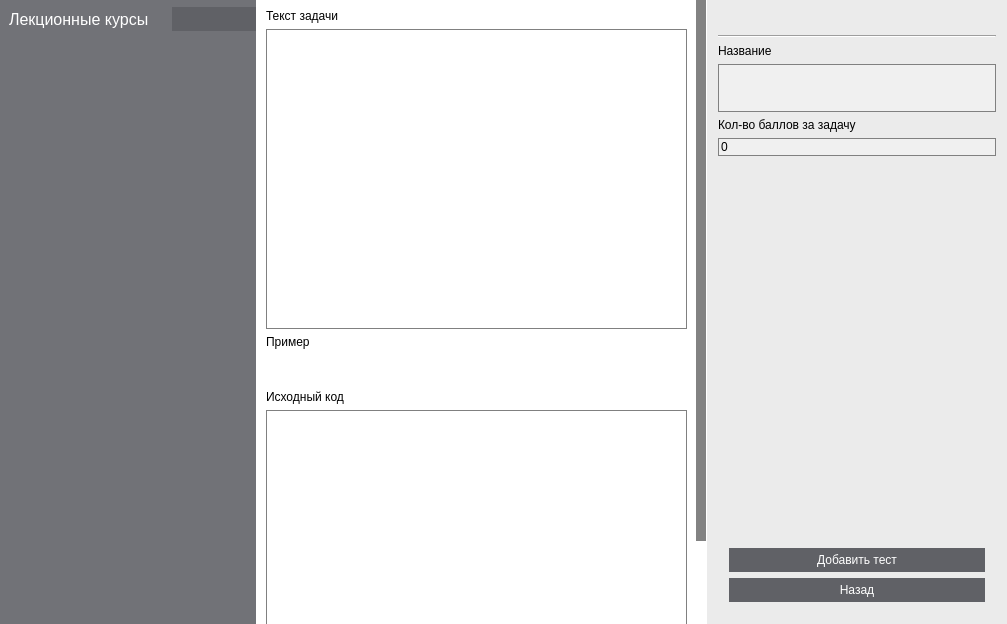
First picture: the form in app/windows/MainWindow.ui, repository Rexagon/methodist, before the edit.
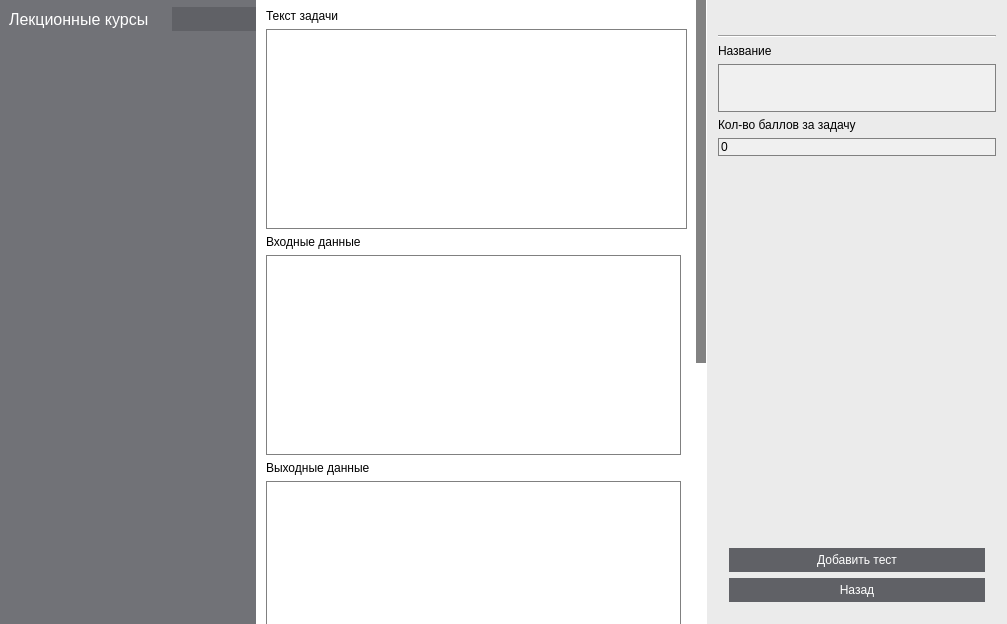
Second picture: the form after the edit. Icons and pictures are not drawn.

Commit message: Separated task text field to 'text','input data' and 'output data'

What changed in the file:
```diff
--- a/app/windows/MainWindow.ui
+++ b/app/windows/MainWindow.ui
@@ -507,9 +507,9 @@
                  <property name="geometry">
                   <rect>
                    <x>0</x>
-                   <y>0</y>
+                   <y>-413</y>
                    <width>438</width>
-                   <height>716</height>
+                   <height>1066</height>
                   </rect>
                  </property>
                  <property name="styleSheet">
@@ -547,7 +547,7 @@
                     </property>
                    </widget>
                   </item>
-                  <item row="5" column="0" colspan="2">
+                  <item row="9" column="0" colspan="2">
                    <widget class="QTextEdit" name="taskEditSource">
                     <property name="minimumSize">
                      <size>
@@ -562,7 +562,7 @@
                     </property>
                    </widget>
                   </item>
-                  <item row="4" column="0">
+                  <item row="8" column="0">
                    <widget class="QLabel" name="taskEditSourceLabel">
                     <property name="text">
                      <string>Исходный код</string>
@@ -574,7 +574,7 @@
                     <property name="minimumSize">
                      <size>
                       <width>0</width>
-                      <height>300</height>
+                      <height>200</height>
                      </size>
                     </property>
                     <property name="undoRedoEnabled">
@@ -585,7 +585,7 @@
                     </property>
                    </widget>
                   </item>
-                  <item row="3" column="0" colspan="2">
+                  <item row="7" column="0" colspan="2">
                    <widget class="QTableView" name="taskEditSamplesTable">
                     <property name="sizePolicy">
                      <sizepolicy hsizetype="Expanding" vsizetype="Minimum">
@@ -656,13 +656,59 @@
                     </attribute>
                    </widget>
                   </item>
-                  <item row="2" column="0" colspan="2">
+                  <item row="6" column="0" colspan="2">
                    <widget class="QLabel" name="taskEditSamplesLabel">
                     <property name="text">
                      <string>Пример</string>
                     </property>
                    </widget>
                   </item>
+                  <item row="2" column="0" colspan="2">
+                   <widget class="QLabel" name="taskEditInputDataLabel">
+                    <property name="text">
+                     <string>Входные данные</string>
+                    </property>
+                   </widget>
+                  </item>
+                  <item row="4" column="0">
+                   <widget class="QLabel" name="taskEditOutputDataLabel">
+                    <property name="text">
+                     <string>Выходные данные</string>
+                    </property>
+                   </widget>
+                  </item>
+                  <item row="3" column="0">
+                   <widget class="QTextBrowser" name="taskEditInputData">
+                    <property name="minimumSize">
+                     <size>
+                      <width>0</width>
+                      <height>200</height>
+                     </size>
+                    </property>
+                    <property name="undoRedoEnabled">
+                     <bool>true</bool>
+                    </property>
+                    <property name="readOnly">
+                     <bool>false</bool>
+                    </property>
+                   </widget>
+                  </item>
+                  <item row="5" column="0">
+                   <widget class="QTextBrowser" name="taskEditOutputData">
+                    <property name="minimumSize">
+                     <size>
+                      <width>0</width>
+                      <height>200</height>
+                     </size>
+                    </property>
+                    <property name="undoRedoEnabled">
+                     <bool>true</bool>
+                    </property>
+                    <property name="readOnly">
+                     <bool>false</bool>
+                    </property>
+                   </widget>
+                  </item>
                  </layout>
                 </widget>
                </widget>
```
The commit also changes 4 other files.
